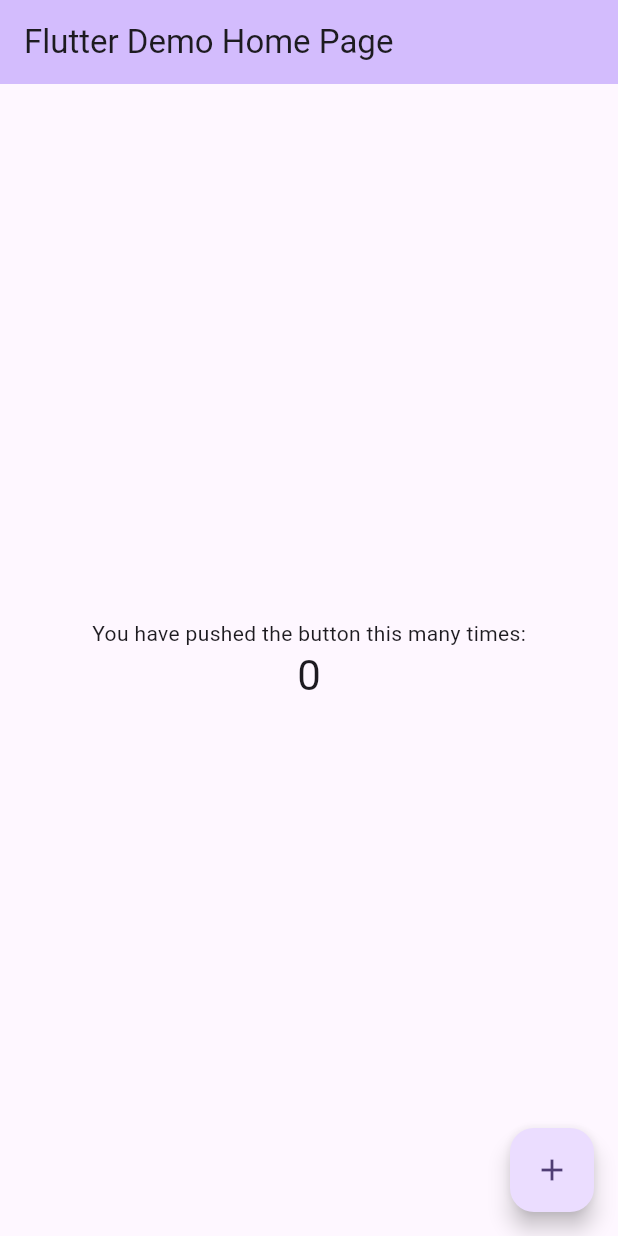
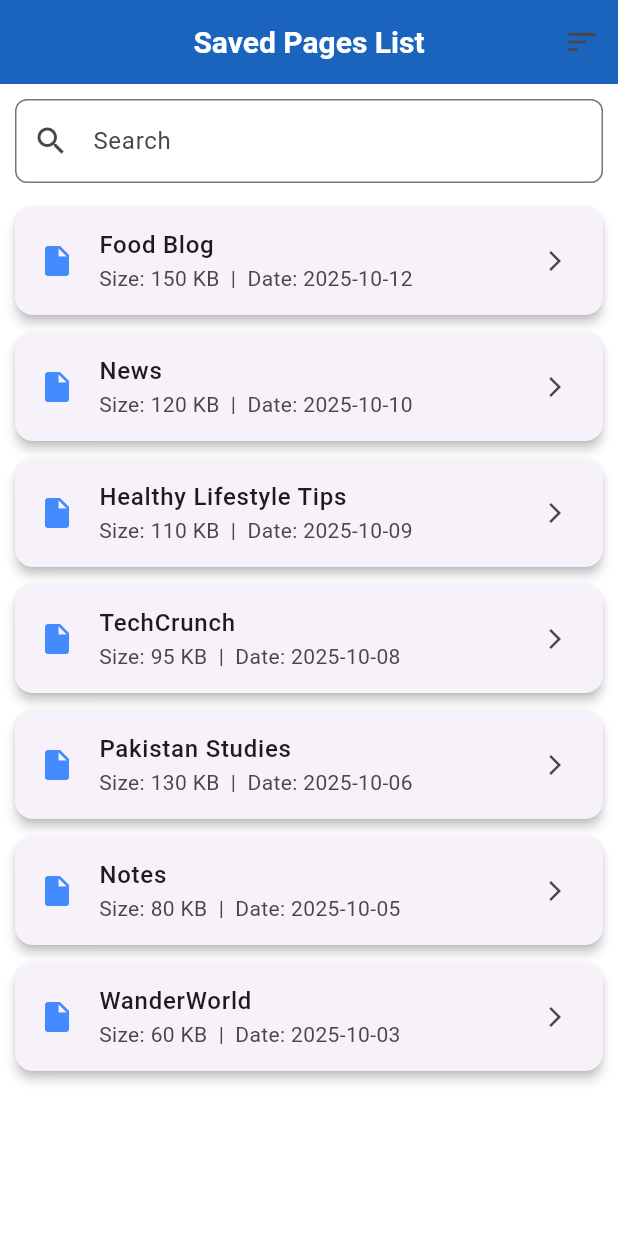
Before and after one commit to Anumta-24013/Web-Page-Saver, a Flutter app: the screen it shows after launch, on a phone screen of 412 x 824 dp. Run offline on Flutter 3.47's test engine with Material 3 defaults, Android fonts, the phone set to English and light mode, and no system bars.

Commit message:
Implement Saved Pages feature

```diff
--- a/lib/main.dart
+++ b/lib/main.dart
@@ -5,118 +5,148 @@ void main() {
 }
 
 class MyApp extends StatelessWidget {
-  const MyApp({super.key});
+  const MyApp({Key? key}) : super(key: key);
 
-  // This widget is the root of your application.
   @override
   Widget build(BuildContext context) {
     return MaterialApp(
-      title: 'Flutter Demo',
+      title: 'Saved Pages App',
+      debugShowCheckedModeBanner: false,
       theme: ThemeData(
-        // This is the theme of your application.
-        //
-        // TRY THIS: Try running your application with "flutter run". You'll see
-        // the application has a purple toolbar. Then, without quitting the app,
-        // try changing the seedColor in the colorScheme below to Colors.green
-        // and then invoke "hot reload" (save your changes or press the "hot
-        // reload" button in a Flutter-supported IDE, or press "r" if you used
-        // the command line to start the app).
-        //
-        // Notice that the counter didn't reset back to zero; the application
-        // state is not lost during the reload. To reset the state, use hot
-        // restart instead.
-        //
-        // This works for code too, not just values: Most code changes can be
-        // tested with just a hot reload.
-        colorScheme: ColorScheme.fromSeed(seedColor: Colors.deepPurple),
+        primarySwatch: Colors.blue,
+        scaffoldBackgroundColor: Colors.white,
+        appBarTheme: const AppBarTheme(
+          elevation: 2,
+          centerTitle: true,
+          titleTextStyle: TextStyle(
+            fontWeight: FontWeight.bold,
+            fontSize: 20,
+            color: Colors.white,
+          ),
+        ),
       ),
-      home: const MyHomePage(title: 'Flutter Demo Home Page'),
+      home: const SavedPagesScreen(), // Start with saved pages list
     );
   }
 }
 
-class MyHomePage extends StatefulWidget {
-  const MyHomePage({super.key, required this.title});
-
-  // This widget is the home page of your application. It is stateful, meaning
-  // that it has a State object (defined below) that contains fields that affect
-  // how it looks.
-
-  // This class is the configuration for the state. It holds the values (in this
-  // case the title) provided by the parent (in this case the App widget) and
-  // used by the build method of the State. Fields in a Widget subclass are
-  // always marked "final".
-
-  final String title;
+class SavedPagesScreen extends StatefulWidget {
+  const SavedPagesScreen({Key? key}) : super(key: key);
 
   @override
-  State<MyHomePage> createState() => _MyHomePageState();
+  State<SavedPagesScreen> createState() => _SavedPagesScreenState();
 }
 
-class _MyHomePageState extends State<MyHomePage> {
-  int _counter = 0;
+class _SavedPagesScreenState extends State<SavedPagesScreen> {
+  // Dummy data for demonstration
+  List<Map<String, dynamic>> savedPages = [
+    {"title": "News", "size": 120, "date": DateTime(2025, 10, 10)},
+    {"title": "TechCrunch", "size": 95, "date": DateTime(2025, 10, 8)},
+    {"title": "Notes", "size": 80, "date": DateTime(2025, 10, 5)},
+    {"title": "Food Blog", "size": 150, "date": DateTime(2025, 10, 12)},
+    {"title": "WanderWorld", "size": 60, "date": DateTime(2025, 10, 3)},
+    {"title": "Healthy Lifestyle Tips", "size": 110, "date": DateTime(2025, 10, 9)},
+    {"title": "Pakistan Studies", "size": 130, "date": DateTime(2025, 10, 6)},
+  ];
 
-  void _incrementCounter() {
-    setState(() {
-      // This call to setState tells the Flutter framework that something has
-      // changed in this State, which causes it to rerun the build method below
-      // so that the display can reflect the updated values. If we changed
-      // _counter without calling setState(), then the build method would not be
-      // called again, and so nothing would appear to happen.
-      _counter++;
-    });
-  }
+  String searchQuery = '';
+  String sortBy = 'Date'; // Default sorting method
 
   @override
   Widget build(BuildContext context) {
-    // This method is rerun every time setState is called, for instance as done
-    // by the _incrementCounter method above.
-    //
-    // The Flutter framework has been optimized to make rerunning build methods
-    // fast, so that you can just rebuild anything that needs updating rather
-    // than having to individually change instances of widgets.
+    // Filter pages by search query
+    List<Map<String, dynamic>> filteredPages = savedPages
+        .where((page) =>
+        page['title'].toLowerCase().contains(searchQuery.toLowerCase()))
+        .toList();
+
+    // Apply sorting method
+    if (sortBy == 'Size') {
+      filteredPages.sort((a, b) => a['size'].compareTo(b['size']));
+    } else if (sortBy == 'Alphabetically') {
+      filteredPages.sort((a, b) => a['title'].compareTo(b['title']));
+    } else if (sortBy == 'Date') {
+      filteredPages.sort((a, b) => b['date'].compareTo(a['date']));
+    }
+
     return Scaffold(
       appBar: AppBar(
-        // TRY THIS: Try changing the color here to a specific color (to
-        // Colors.amber, perhaps?) and trigger a hot reload to see the AppBar
-        // change color while the other colors stay the same.
-        backgroundColor: Theme.of(context).colorScheme.inversePrimary,
-        // Here we take the value from the MyHomePage object that was created by
-        // the App.build method, and use it to set our appbar title.
-        title: Text(widget.title),
+        title: const Text(
+          "Saved Pages List",
+          style: TextStyle(fontWeight: FontWeight.bold),
+        ),
+        backgroundColor: Colors.blue[800],
+        actions: [
+          // Sort Button (Top Right)
+          PopupMenuButton<String>(
+            onSelected: (value) {
+              setState(() => sortBy = value);
+            },
+            itemBuilder: (context) => [
+              const PopupMenuItem(value: "Size", child: Text("Sort by Size")),
+              const PopupMenuItem(
+                  value: "Alphabetically", child: Text("Sort Alphabetically")),
+              const PopupMenuItem(value: "Date", child: Text("Sort by Date")),
+            ],
+            icon: const Icon(Icons.sort),
+          ),
+        ],
       ),
-      body: Center(
-        // Center is a layout widget. It takes a single child and positions it
-        // in the middle of the parent.
-        child: Column(
-          // Column is also a layout widget. It takes a list of children and
-          // arranges them vertically. By default, it sizes itself to fit its
-          // children horizontally, and tries to be as tall as its parent.
-          //
-          // Column has various properties to control how it sizes itself and
-          // how it positions its children. Here we use mainAxisAlignment to
-          // center the children vertically; the main axis here is the vertical
-          // axis because Columns are vertical (the cross axis would be
-          // horizontal).
-          //
-          // TRY THIS: Invoke "debug painting" (choose the "Toggle Debug Paint"
-          // action in the IDE, or press "p" in the console), to see the
-          // wireframe for each widget.
-          mainAxisAlignment: MainAxisAlignment.center,
-          children: <Widget>[
-            const Text('You have pushed the button this many times:'),
-            Text(
-              '$_counter',
-              style: Theme.of(context).textTheme.headlineMedium,
+
+      // Main Body
+      body: Column(
+        children: [
+          // Search Bar
+          Padding(
+            padding: const EdgeInsets.all(10.0),
+            child: TextField(
+              decoration: InputDecoration(
+                hintText: "Search",
+                prefixIcon: const Icon(Icons.search),
+                border: OutlineInputBorder(
+                  borderRadius: BorderRadius.circular(8.0),
+                ),
+              ),
+              onChanged: (value) => setState(() => searchQuery = value),
             ),
-          ],
-        ),
+          ),
+
+          // List of Saved Pages
+          Expanded(
+            child: ListView.builder(
+              itemCount: filteredPages.length,
+              itemBuilder: (context, index) {
+                final page = filteredPages[index];
+                return Card(
+                  margin:
+                  const EdgeInsets.symmetric(horizontal: 10, vertical: 6),
+                  elevation: 3,
+                  child: ListTile(
+                    leading: const Icon(Icons.insert_drive_file,
+                        color: Colors.blueAccent),
+                    title: Text(
+                      page['title'],
+                      style: const TextStyle(
+                          fontWeight: FontWeight.w500, fontSize: 16),
+                    ),
+                    subtitle: Text(
+                        "Size: ${page['size']} KB  |  Date: ${page['date'].toLocal().toString().split(' ')[0]}"),
+                    trailing: const Icon(Icons.arrow_forward_ios, size: 16),
+                    onTap: () {
+                      ScaffoldMessenger.of(context).showSnackBar(
+                        SnackBar(
+                          content: Text("Opening '${page['title']}'..."),
+                          duration: const Duration(seconds: 1),
+                        ),
+                      );
+                    },
+                  ),
+                );
+              },
+            ),
+          ),
+        ],
       ),
-      floatingActionButton: FloatingActionButton(
-        onPressed: _incrementCounter,
-        tooltip: 'Increment',
-        child: const Icon(Icons.add),
-      ), // This trailing comma makes auto-formatting nicer for build methods.
     );
   }
 }
```
